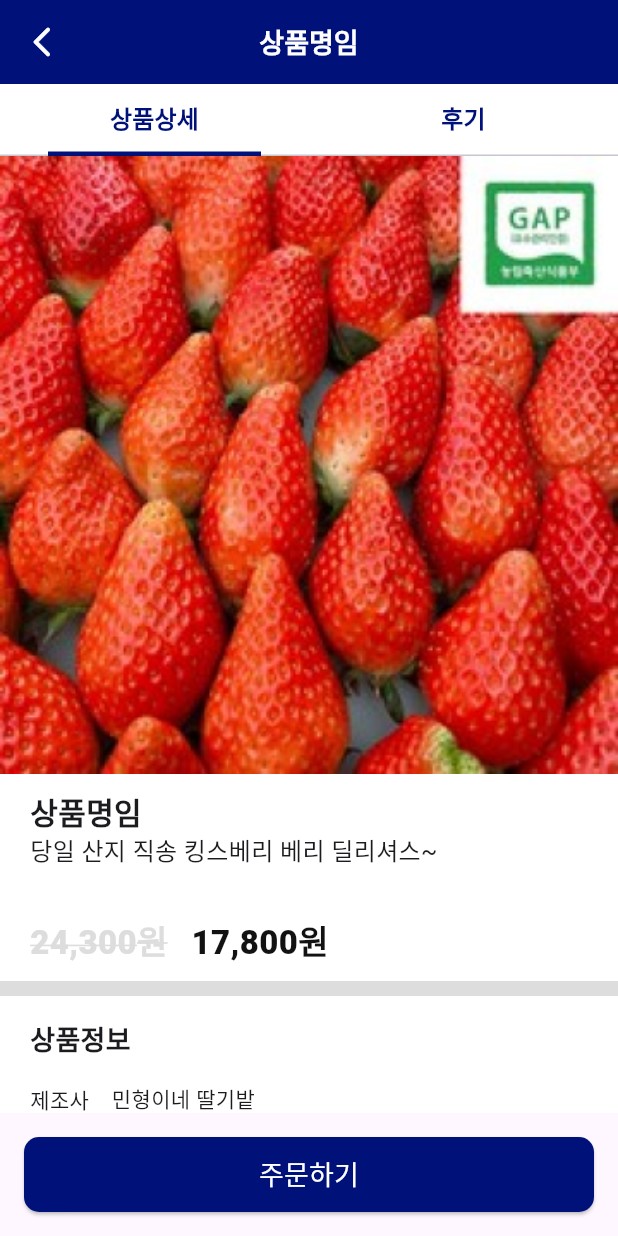
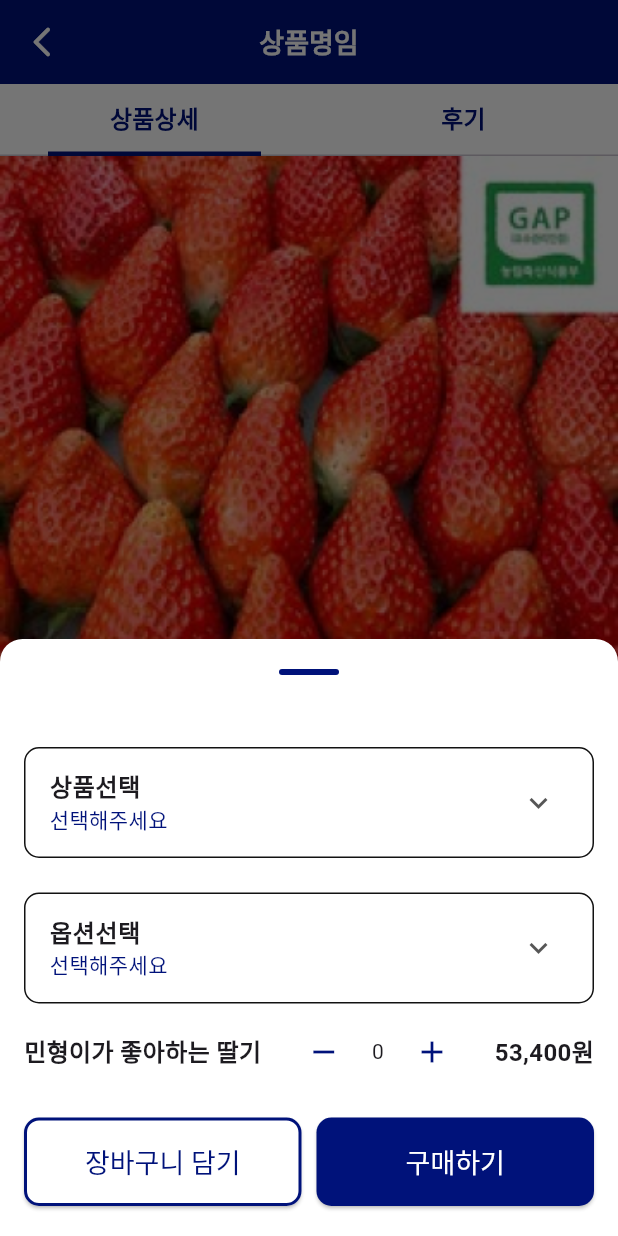
Before and after one commit to pedada6684/STA-D, a Flutter app: the ProductScreen screen opened directly, after a tap on "주문하기", on a phone screen of 412 x 824 dp. Run offline on Flutter 3.47's test engine with Material 3 defaults, Android fonts, the phone set to English and light mode, and no system bars; our stand-ins replace dio, firebase_auth, firebase_core, flutter_carousel_widget, flutter_secure_storage, google_sign_in and 1 more; missing offline and left inert: jwt_decode, qr_code_scanner; accounts and stored records are empty.

Commit message:
feat: bottom sheet 선택 옵션 추가

```diff
--- a/stad/lib/screen/myStad/myStad_screen.dart
+++ b/stad/lib/screen/myStad/myStad_screen.dart
@@ -169,7 +169,7 @@ class UserInfoContainer extends StatelessWidget {
                         CircleAvatar(
                           backgroundColor: mainWhite,
                           radius: 48.0,
-                          backgroundImage: userModel?.profilePicture != null
+                          backgroundImage: userModel.profilePicture != null
                               ? NetworkImage(userModel.profilePicture!)
                               : AssetImage('assets/image/default_profile.png')
                                   as ImageProvider,
--- /dev/null
+++ b/stad/lib/screen/product/option_bottom_sheet.dart
@@ -0,0 +1,286 @@
+import 'package:flutter/material.dart';
+import 'package:stad/constant/colors.dart';
+
+// 모달 바텀 시트를 띄우는 함수
+void showProductOptionBottomSheet(BuildContext context) {
+  showModalBottomSheet(
+    isScrollControlled: true,
+    context: context,
+    builder: (BuildContext context) {
+      return ProductOptionBottomSheet();
+    },
+  );
+}
+
+// 바텀 시트의 내용을 관리할 StatefulWidget
+class ProductOptionBottomSheet extends StatefulWidget {
+  @override
+  _ProductOptionBottomSheetState createState() =>
+      _ProductOptionBottomSheetState();
+}
+
+class _ProductOptionBottomSheetState extends State<ProductOptionBottomSheet> {
+  String? selectedProductOption;
+  String? selectedOption;
+  bool isProductExpanded = false;
+  bool isOptionExpanded = false;
+
+  void toggleProductExpanded() {
+    setState(() {
+      isProductExpanded = !isProductExpanded;
+      if (isOptionExpanded) isOptionExpanded = false;
+    });
+  }
+
+  void toggleOptionExpanded() {
+    setState(() {
+      isOptionExpanded = !isOptionExpanded;
+      if (isProductExpanded) isProductExpanded = false;
+    });
+  }
+
+  void selectProductOption(String? option) {
+    setState(() {
+      selectedProductOption = option;
+      isProductExpanded = false;
+    });
+  }
+
+  void selectOption(String? option) {
+    setState(() {
+      selectedOption = option;
+      // isOptionExpanded = false;
+    });
+  }
+
+  @override
+  Widget build(BuildContext context) {
+    return Container(
+      decoration: BoxDecoration(
+        color: mainWhite,
+        borderRadius: BorderRadius.only(
+          topLeft: Radius.circular(15.0),
+          topRight: Radius.circular(15.0),
+        ),
+      ),
+      child: Padding(
+        padding: const EdgeInsets.symmetric(vertical: 20.0, horizontal: 16.0),
+        child: Column(
+          mainAxisSize: MainAxisSize.min,
+          children: <Widget>[
+            Container(
+              width: 40,
+              height: 4,
+              margin: const EdgeInsets.only(bottom: 8.0),
+              decoration: BoxDecoration(
+                color: mainNavy,
+                borderRadius: BorderRadius.circular(10),
+              ),
+            ),
+            SizedBox(
+              height: 40.0,
+            ),
+            CustomDropdown(
+              title: '상품선택',
+              options: ['킹스베리', '설향'],
+              //서버에서 받아올 것
+              isExpanded: isProductExpanded,
+              selectedOption: selectedProductOption,
+              onToggle: toggleProductExpanded,
+              onSelect: selectProductOption,
+            ),
+            SizedBox(height: 15),
+            CustomDropdown(
+              title: '옵션선택',
+              options: ['옵션 1', '옵션 2'],
+              //서버에서 받아올 것
+              isExpanded: isOptionExpanded,
+              selectedOption: selectedOption,
+              onToggle: toggleOptionExpanded,
+              onSelect: selectOption,
+            ),
+            _buildQuantityChanger(),
+            _buildTotalPrice(),
+            _buildActionButtons(context),
+          ],
+        ),
+      ),
+    );
+  }
+}
+
+class CustomDropdown extends StatelessWidget {
+  final String title;
+  final List<String> options;
+  final String? selectedOption;
+  final bool isExpanded;
+  final Function() onToggle;
+  final Function(String?) onSelect;
+
+  const CustomDropdown({
+    Key? key,
+    required this.title,
+    required this.options,
+    this.selectedOption,
+    required this.isExpanded,
+    required this.onToggle,
+    required this.onSelect,
+  }) : super(key: key);
+
+  @override
+  Widget build(BuildContext context) {
+    return Container(
+      margin: const EdgeInsets.only(bottom: 8.0), // 간격 추가
+      decoration: BoxDecoration(
+        border: Border.all(color: mainBlack),
+        borderRadius: BorderRadius.circular(10.0),
+      ),
+      child: Column(
+        children: [
+          ListTile(
+            title: Text(title,
+                style: TextStyle(fontSize: 16, fontWeight: FontWeight.bold)),
+            // 제목 스타일 조정
+            subtitle: Text(selectedOption ?? '선택해주세요',
+                style: TextStyle(color: mainNavy)),
+            // 서브타이틀 스타일 조정
+            trailing: Icon(
+              isExpanded ? Icons.keyboard_arrow_up : Icons.keyboard_arrow_down,
+              color: darkGray,
+            ),
+            onTap: onToggle,
+          ),
+          if (isExpanded) // 옵션 위에 구분선 추가
+            ...options.map((option) {
+              bool isSelected = selectedOption == option;
+              return Column(
+                children: [
+                  Divider(
+                    height: 1,
+                  ),
+                  ListTile(
+                    title: Text(option),
+                    leading: isSelected
+                        ? Icon(Icons.check_circle, color: mainNavy)
+                        : Icon(Icons.radio_button_unchecked, color: mainNavy),
+                    // 체크박스 아이콘 조정
+                    onTap: () {
+                      onSelect(isSelected ? null : option); // 선택된 항목을 다시 탭하면 해제
+                    },
+                  ),
+                  // Divider(height: 1), // 옵션 사이의 구분선 추가
+                ],
+              );
+            }).toList(),
+        ],
+      ),
+    );
+  }
+}
+
+Widget _buildQuantityChanger() {
+  // You can use a stateful widget to manage the state of quantity
+  int quantity = 0; // Example static quantity
+  return Row(
+    mainAxisAlignment: MainAxisAlignment.spaceBetween,
+    children: [
+      Text(
+        '민형이가 좋아하는 딸기',
+        style: TextStyle(
+          fontSize: 16,
+          fontWeight: FontWeight.bold,
+        ),
+      ),
+      Row(
+        children: [
+          _buildCounterButton(Icons.remove, () {
+            // 수량 감소
+          }),
+          Padding(
+            padding: const EdgeInsets.symmetric(horizontal: 8.0),
+            child: Text('$quantity'),
+          ),
+          _buildCounterButton(Icons.add, () {
+            // 수량 증가
+          }),
+        ],
+      ),
+      Text('53,400원',
+          style: TextStyle(fontSize: 16, fontWeight: FontWeight.bold)),
+    ],
+  );
+}
+
+Widget _buildCounterButton(IconData icon, VoidCallback onPressed) {
+  return IconButton(
+    icon: Icon(icon, color: mainNavy),
+    onPressed: onPressed,
+  );
+}
+
+Widget _buildTotalPrice() {
+  // Return widget for total price
+  return Container(); // Placeholder for total price widget
+}
+
+Widget _buildActionButtons(BuildContext context) {
+  return Padding(
+    padding: const EdgeInsets.only(top: 20.0),
+    child: Row(
+      children: [
+        Expanded(
+          child: ElevatedButton(
+            style: ElevatedButton.styleFrom(
+              foregroundColor: mainNavy,
+              textStyle: TextStyle(
+                fontSize: 18,
+              ),
+              side: BorderSide(color: mainNavy, width: 2),
+              surfaceTintColor: mainWhite,
+              backgroundColor: mainWhite,
+              padding: EdgeInsets.symmetric(vertical: 16),
+              // Button background color
+              shape: RoundedRectangleBorder(
+                borderRadius: BorderRadius.all(
+                  Radius.circular(10.0),
+                ),
+              ),
+            ),
+            onPressed: () {
+              //장바구니 담기
+            },
+            child: Text(
+              '장바구니 담기',
+            ),
+          ),
+        ),
+        SizedBox(width: 10),
+        Expanded(
+          child: ElevatedButton(
+            style: ElevatedButton.styleFrom(
+              foregroundColor: mainWhite,
+              textStyle: TextStyle(
+                fontSize: 18,
+              ),
+              surfaceTintColor: mainNavy,
+              backgroundColor: mainNavy,
+              padding: EdgeInsets.symmetric(vertical: 16),
+              // Button background color
+              shape: RoundedRectangleBorder(
+                borderRadius: BorderRadius.all(
+                  Radius.circular(10.0),
+                ),
+              ),
+            ),
+            onPressed: () {
+              //장바구니 담기
+            },
+            child: Text(
+              '구매하기',
+            ),
+          ),
+        ),
+      ],
+    ),
+  );
+}
--- a/stad/lib/screen/product/product_screen.dart
+++ b/stad/lib/screen/product/product_screen.dart
@@ -2,6 +2,7 @@ import 'package:flutter/material.dart';
 import 'package:stad/component/app_bar.dart';
 import 'package:stad/component/button.dart';
 import 'package:stad/constant/colors.dart';
+import 'package:stad/screen/product/option_bottom_sheet.dart';
 import 'package:stad/screen/product/product_detail_screen.dart';
 
 class ProductScreen extends StatefulWidget {
@@ -51,7 +52,9 @@ class _ProductScreenState extends State<ProductScreen>
             text: '주문하기',
             textColor: mainWhite,
             backgroundColor: mainNavy,
-            onPressed: () {},
+            onPressed: () {
+              showProductOptionBottomSheet(context);
+            },
           ),
         ),
       ),
```
